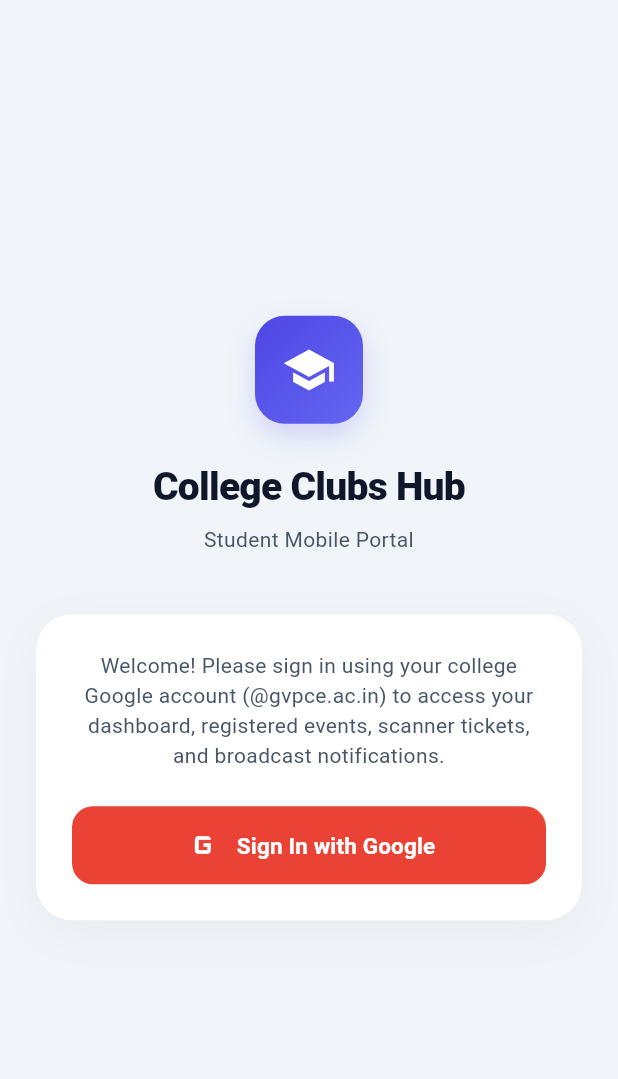
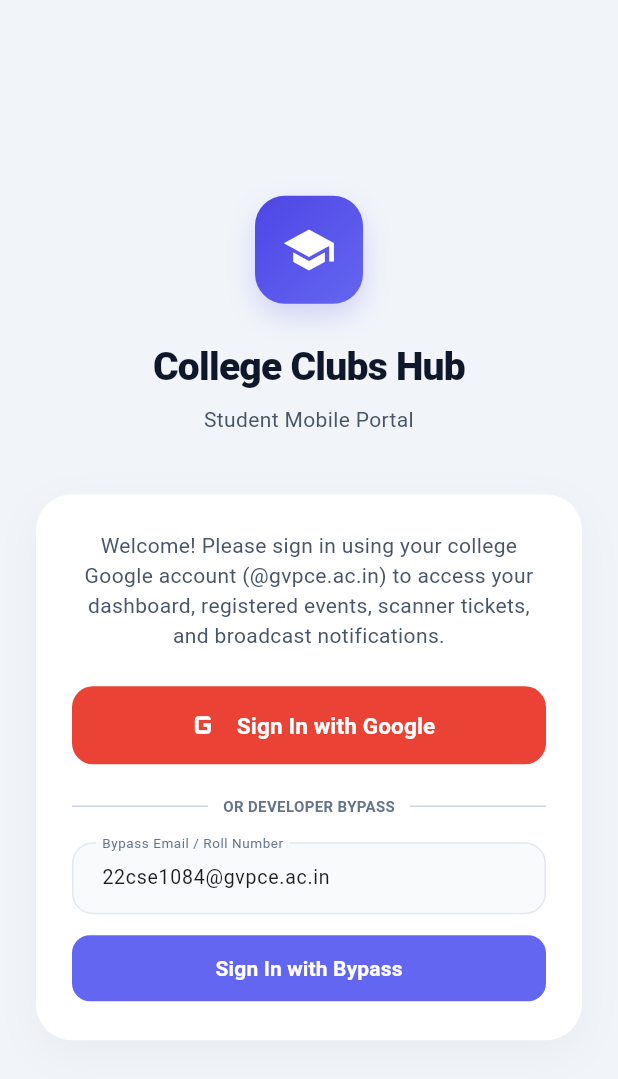
Before and after one commit to dineshkasi747/main-club-events, a Flutter app: the screen it shows after launch, on a phone screen of 412 x 824 dp. Shown: the top 1079 px of the screen. Run offline on Flutter 3.47's test engine with Material 3 defaults, Android fonts, the phone set to English and light mode, and no system bars; our stand-ins replace firebase_auth, firebase_core, firebase_messaging, google_sign_in, qr_flutter; missing offline and left inert: razorpay_flutter; accounts and stored records are empty.

Commit message:
Add Developer Bypass manual login controls to LoginScreen

```diff
--- a/mobile/lib/screens/login_screen.dart
+++ b/mobile/lib/screens/login_screen.dart
@@ -14,6 +14,13 @@
 
 class _LoginScreenState extends State<LoginScreen> {
   String _errorMessage = '';
+  final TextEditingController _bypassEmailController = TextEditingController(text: '22cse1084@gvpce.ac.in');
+
+  @override
+  void dispose() {
+    _bypassEmailController.dispose();
+    super.dispose();
+  }
 
   void _handleGoogleLogin() async {
     setState(() {
@@ -185,6 +192,73 @@
                         elevation: 0,
                       ),
                     ),
+
+                    const SizedBox(height: 20),
+                    const Row(
+                      children: [
+                        Expanded(child: Divider(color: Color(0xFFCBD5E1))),
+                        Padding(
+                          padding: EdgeInsets.symmetric(horizontal: 10),
+                          child: Text('OR DEVELOPER BYPASS', style: TextStyle(fontSize: 10, fontWeight: FontWeight.bold, color: Color(0xFF64748B))),
+                        ),
+                        Expanded(child: Divider(color: Color(0xFFCBD5E1))),
+                      ],
+                    ),
+                    const SizedBox(height: 16),
+                    TextFormField(
+                      controller: _bypassEmailController,
+                      style: const TextStyle(fontSize: 13),
+                      decoration: InputDecoration(
+                        labelText: 'Bypass Email / Roll Number',
+                        labelStyle: const TextStyle(fontSize: 12, color: Color(0xFF64748B)),
+                        hintText: 'e.g. 22cse1084@gvpce.ac.in',
+                        hintStyle: const TextStyle(fontSize: 12, color: Color(0xFF94A3B8)),
+                        filled: true,
+                        fillColor: const Color(0xFFF8FAFC),
+                        contentPadding: const EdgeInsets.symmetric(horizontal: 16, vertical: 12),
+                        border: OutlineInputBorder(
+                          borderRadius: BorderRadius.circular(12),
+                          borderSide: const BorderSide(color: Color(0xFFE2E8F0)),
+                        ),
+                      ),
+                    ),
+                    const SizedBox(height: 12),
+                    ElevatedButton(
+                      onPressed: appState.isLoading ? null : () async {
+                        final email = _bypassEmailController.text.trim();
+                        if (email.isEmpty) {
+                          setState(() => _errorMessage = 'Please enter an email.');
+                          return;
+                        }
+                        if (!email.toLowerCase().endsWith('@gvpce.ac.in')) {
+                          setState(() => _errorMessage = 'Only @gvpce.ac.in emails are permitted.');
+                          return;
+                        }
+                        setState(() {
+                          _errorMessage = '';
+                        });
+                        final success = await appState.googleLogin(email, 'Student User');
+                        if (success) {
+                          if (mounted) {
+                            Navigator.pushReplacement(
+                              context,
+                              MaterialPageRoute(builder: (_) => const HomeScreen()),
+                            );
+                          }
+                        } else {
+                          setState(() {
+                            _errorMessage = 'Bypass login failed. Please try again.';
+                          });
+                        }
+                      },
+                      style: ElevatedButton.styleFrom(
+                        padding: const EdgeInsets.symmetric(vertical: 12),
+                        backgroundColor: const Color(0xFF6366F1),
+                        shape: RoundedRectangleBorder(borderRadius: BorderRadius.circular(12)),
+                        elevation: 0,
+                      ),
+                      child: const Text('Sign In with Bypass', style: TextStyle(fontSize: 14, fontWeight: FontWeight.bold, color: Colors.white)),
+                    ),
                   ],
                 ),
               ),
```
